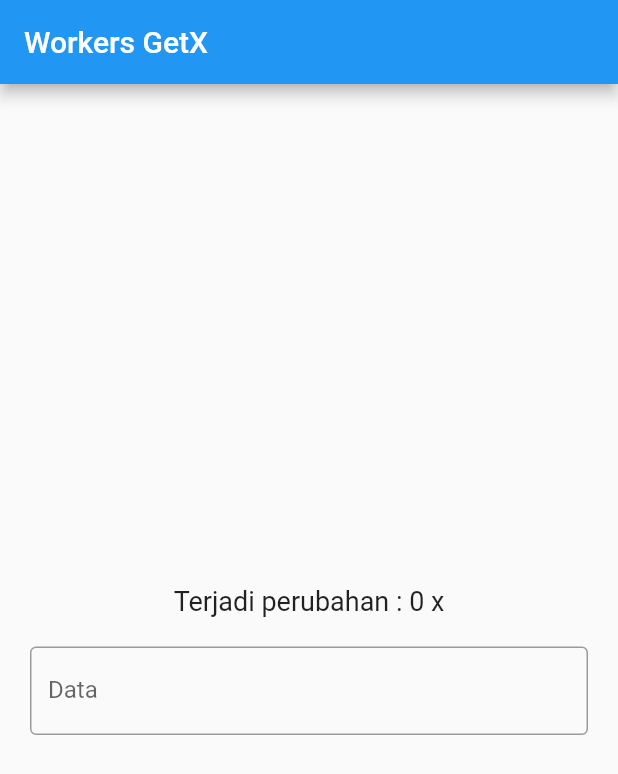
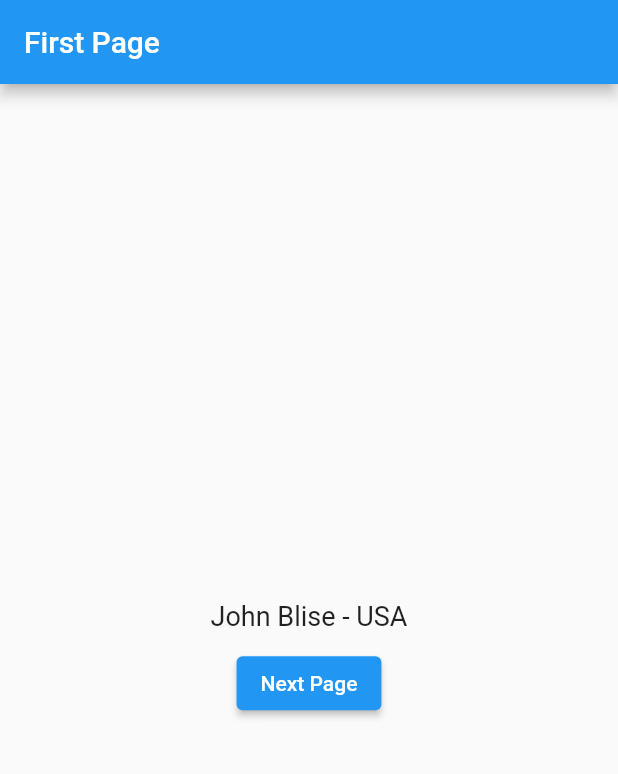
Before and after one commit to triagung128/flutter-getx-learn-basic, a Flutter app: the screen it shows after launch, on a phone screen of 412 x 824 dp. Shown: the top 774 px of the screen. Run offline on Flutter 3.47's test engine with Material 2 defaults, Android fonts, the phone set to English and light mode, and no system bars; our stand-ins replace get.

Commit message:
dependency management

```diff
--- /dev/null
+++ b/lib/dependency_management/controllers/first_page_controller.dart
@@ -0,0 +1,8 @@
+import 'package:get/get.dart';
+
+class FirstPageController extends GetxController {
+  Map<String, dynamic> data = {
+    "name": "John Blise",
+    "country": "USA",
+  };
+}
--- /dev/null
+++ b/lib/dependency_management/pages/first_page.dart
@@ -0,0 +1,50 @@
+import 'package:flutter/material.dart';
+import 'package:get/get.dart';
+
+import '../controllers/first_page_controller.dart';
+import './second_page.dart';
+
+class FirstPage extends StatelessWidget {
+  FirstPage({Key? key}) : super(key: key);
+
+  // Get.put() => selalu menginisialisasi di awal
+  final firstPageC = Get.put(FirstPageController());
+
+  // Get.lazyPut() => menginisialisasi ketika ada yang membutuhkan/Get.find()
+  // final firstPageC = Get.lazyPut(() => FirstPageController());
+
+  @override
+  Widget build(BuildContext context) {
+    return Scaffold(
+      appBar: AppBar(
+        title: const Text("First Page"),
+      ),
+      body: Center(
+        child: Column(
+          mainAxisAlignment: MainAxisAlignment.center,
+          children: [
+            Text(
+              "${firstPageC.data["name"]} - ${firstPageC.data["country"]}",
+              style: const TextStyle(
+                fontSize: 18,
+              ),
+            ),
+            const SizedBox(
+              height: 10,
+            ),
+            ElevatedButton(
+              onPressed: () {
+                Navigator.of(context).push(
+                  MaterialPageRoute(
+                    builder: (context) => SecondPage(),
+                  ),
+                );
+              },
+              child: const Text("Next Page"),
+            ),
+          ],
+        ),
+      ),
+    );
+  }
+}
--- a/lib/main.dart
+++ b/lib/main.dart
@@ -1,7 +1,7 @@
 import 'package:flutter/material.dart';
 import 'package:get/get.dart';
 
-import './workers_getx/workers_getx.dart';
+import './dependency_management/pages/first_page.dart';
 
 void main() => runApp(const MyApp());
 
@@ -12,7 +12,7 @@ class MyApp extends StatelessWidget {
   Widget build(BuildContext context) {
     return GetMaterialApp(
       debugShowCheckedModeBanner: false,
-      home: WorkersGetX(),
+      home: FirstPage(),
     );
   }
 }
```
Also changed, not shown: lib/dependency_management/pages/second_page.dart (added, +28 -0 lines).
